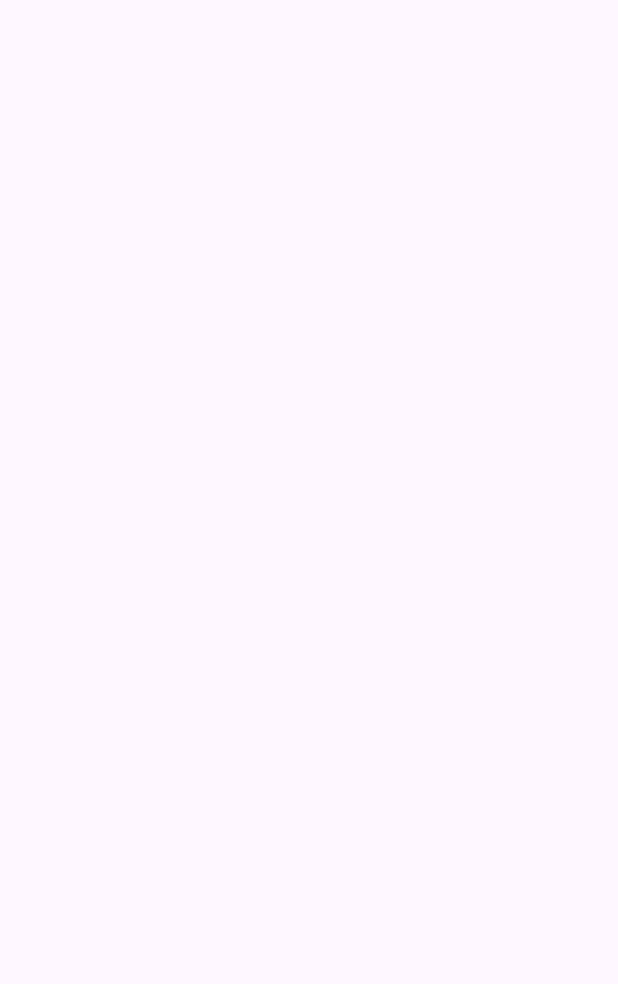
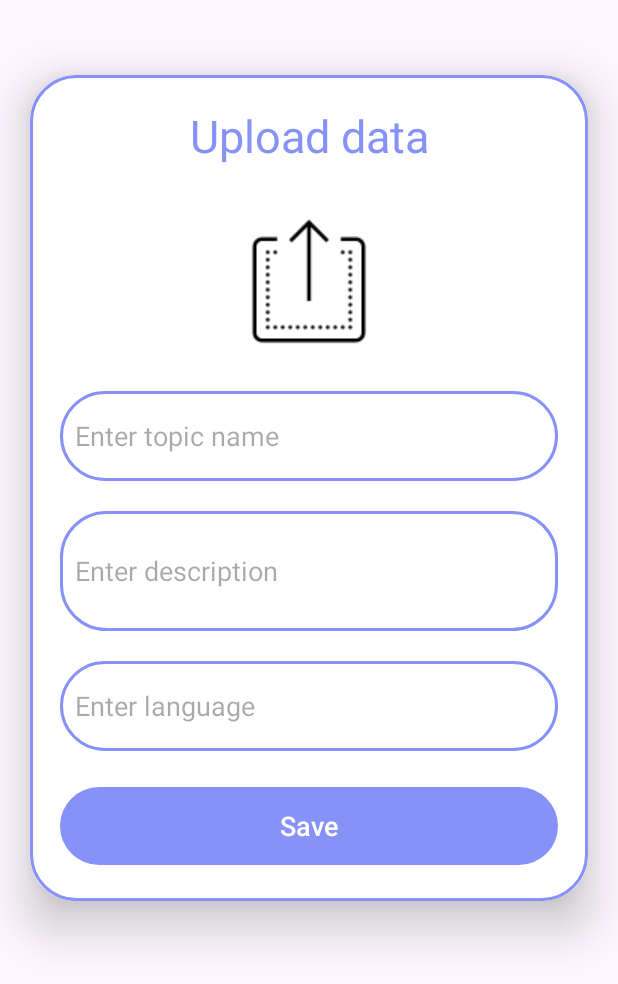
Before and after one commit to ainwg/recipe-master, an Android app: the Upload screen opened directly, with no data from a screen before it, on a phone screen of 412 x 824 dp. Before the commit the part shown is empty. Shown: the top 984 px of the screen. Run offline under Robolectric (Android 15) with nearby library versions, the phone set to English and light mode, and no system bars.

Commit message:
Update Upload activity

```diff
--- a/app/build.gradle
+++ b/app/build.gradle
@@ -1,5 +1,6 @@
 plugins {
     id 'com.android.application'
+    id 'com.google.gms.google-services'
 }
 
 android {
@@ -33,6 +34,8 @@ dependencies {
     implementation 'androidx.appcompat:appcompat:1.6.1'
     implementation 'com.google.android.material:material:1.5.0'
     implementation 'androidx.constraintlayout:constraintlayout:2.1.4'
+    implementation 'com.google.firebase:firebase-database:20.1.0'
+    implementation 'com.google.firebase:firebase-storage:20.1.0'
     testImplementation 'junit:junit:4.13.2'
     androidTestImplementation 'androidx.test.ext:junit:1.1.5'
     androidTestImplementation 'androidx.test.espresso:espresso-core:3.5.1'
--- /dev/null
+++ b/app/src/main/java/com/example/recipemaster/DataClass.java
@@ -0,0 +1,32 @@
+package com.example.recipemaster;
+
+public class DataClass {
+
+    private String dataTitle;
+    private String dataDesc;
+    private String dataLang;
+    private String dataImage;
+
+    public DataClass(String dataTitle, String dataDesc, String dataLang, String dataImage) {
+        this.dataTitle = dataTitle;
+        this.dataDesc = dataDesc;
+        this.dataLang = dataLang;
+        this.dataImage = dataImage;
+    }
+
+    public String getDataTitle() {
+        return dataTitle;
+    }
+
+    public String getDataDesc() {
+        return dataDesc;
+    }
+
+    public String getDataLang() {
+        return dataLang;
+    }
+
+    public String getDataImage() {
+        return dataImage;
+    }
+}
--- a/app/src/main/java/com/example/recipemaster/Homepage.java
+++ b/app/src/main/java/com/example/recipemaster/Homepage.java
@@ -2,13 +2,28 @@ package com.example.recipemaster;
 
 import androidx.appcompat.app.AppCompatActivity;
 
+import android.content.Intent;
 import android.os.Bundle;
+import android.view.View;
+
+import com.google.android.material.floatingactionbutton.FloatingActionButton;
 
 public class Homepage extends AppCompatActivity {
 
+    FloatingActionButton fab;
     @Override
     protected void onCreate(Bundle savedInstanceState) {
         super.onCreate(savedInstanceState);
         setContentView(R.layout.homepage);
+
+        fab = findViewById(R.id.fab);
+
+        fab.setOnClickListener(new View.OnClickListener() {
+            @Override
+            public void onClick(View view) {
+                Intent intent = new Intent(Homepage.this, Upload.class);
+                startActivity(intent);
+            }
+        });
     }
 }
--- a/app/src/main/java/com/example/recipemaster/Upload.java
+++ b/app/src/main/java/com/example/recipemaster/Upload.java
@@ -2,13 +2,29 @@ package com.example.recipemaster;
 
 import androidx.appcompat.app.AppCompatActivity;
 
+import android.net.Uri;
 import android.os.Bundle;
+import android.widget.Button;
+import android.widget.EditText;
+import android.widget.ImageView;
 
 public class Upload extends AppCompatActivity {
+
+    ImageView uploadImage;
+    EditText uploadTopic, uploadDesc, uploadLang;
+    Button saveButton;
+    String imageURL;
+    Uri uri;
 
     @Override
     protected void onCreate(Bundle savedInstanceState) {
         super.onCreate(savedInstanceState);
         setContentView(R.layout.upload);
+
+        uploadImage = findViewById(R.id.uploadImg);
+        uploadDesc = findViewById(R.id.uploadDesc);
+        uploadTopic = findViewById(R.id.uploadTopic);
+        uploadLang = findViewById(R.id.uploadLang);
+        saveButton = findViewById(R.id.saveButton);
     }
 }
--- a/app/src/main/res/layout/upload.xml
+++ b/app/src/main/res/layout/upload.xml
@@ -1,9 +1,86 @@
 <?xml version="1.0" encoding="utf-8"?>
-<androidx.constraintlayout.widget.ConstraintLayout xmlns:android="http://schemas.android.com/apk/res/android"
+<ScrollView xmlns:android="http://schemas.android.com/apk/res/android"
     xmlns:app="http://schemas.android.com/apk/res-auto"
     xmlns:tools="http://schemas.android.com/tools"
     android:layout_width="match_parent"
     android:layout_height="match_parent"
+    android:orientation="vertical"
     tools:context=".Upload">
 
-</androidx.constraintlayout.widget.ConstraintLayout>
+    <androidx.cardview.widget.CardView
+        android:layout_width="match_parent"
+        android:layout_height="wrap_content"
+        android:layout_marginTop="50dp"
+        android:layout_marginEnd="20dp"
+        android:layout_marginStart="20dp"
+        app:cardCornerRadius="30dp"
+        app:cardElevation="20dp">
+
+        <LinearLayout
+            android:layout_width="match_parent"
+            android:layout_height="wrap_content"
+            android:orientation="vertical"
+            android:layout_gravity="center_horizontal"
+            android:padding="20dp"
+            android:background="@drawable/lavendar_border">
+
+            <TextView
+                android:layout_width="match_parent"
+                android:layout_height="wrap_content"
+                android:text="Upload data"
+                android:textSize="30sp"
+                android:textAlignment="center"
+                android:textColor="@color/lavendar"/>
+
+            <ImageView
+                android:id="@+id/uploadImg"
+                android:layout_width="match_parent"
+                android:layout_height="100dp"
+                android:src="@drawable/upload"
+                android:layout_marginTop="30dp"
+                android:scaleType="fitCenter"/>
+
+            <EditText
+                android:id="@+id/uploadTopic"
+                android:layout_width="match_parent"
+                android:layout_height="60dp"
+                android:background="@drawable/lavendar_border"
+                android:layout_marginTop="20dp"
+                android:padding="10dp"
+                android:hint="Enter topic name"
+                android:gravity="start|center_vertical"
+                android:textColor="@color/lavendar"/>
+
+            <EditText
+                android:id="@+id/uploadDesc"
+                android:layout_width="match_parent"
+                android:layout_height="80dp"
+                android:background="@drawable/lavendar_border"
+                android:layout_marginTop="20dp"
+                android:padding="10dp"
+                android:hint="Enter description"
+                android:gravity="start|center_vertical"
+                android:textColor="@color/lavendar"/>
+
+            <EditText
+                android:id="@+id/uploadLang"
+                android:layout_width="match_parent"
+                android:layout_height="60dp"
+                android:background="@drawable/lavendar_border"
+                android:layout_marginTop="20dp"
+                android:padding="10dp"
+                android:hint="Enter language"
+                android:gravity="start|center_vertical"
+                android:textColor="@color/lavendar"/>
+
+            <Button
+                android:id="@+id/saveButton"
+                android:layout_width="match_parent"
+                android:layout_height="60dp"
+                android:text="Save"
+                android:textSize="18sp"
+                android:layout_marginTop="20dp"/>
+        </LinearLayout>
+
+    </androidx.cardview.widget.CardView>
+</ScrollView>
--- a/build.gradle
+++ b/build.gradle
@@ -1,4 +1,8 @@
-// Top-level build file where you can add configuration options common to all sub-projects/modules.
+buildscript {
+    dependencies {
+        classpath 'com.google.gms:google-services:4.3.14'
+    }
+}// Top-level build file where you can add configuration options common to all sub-projects/modules.
 plugins {
     id 'com.android.application' version '8.0.2' apply false
     id 'com.android.library' version '8.0.2' apply false
```
